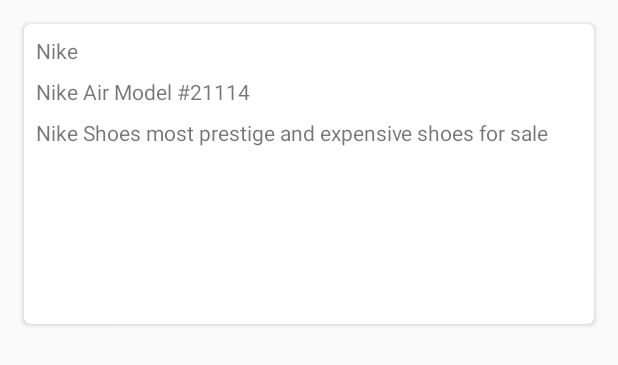
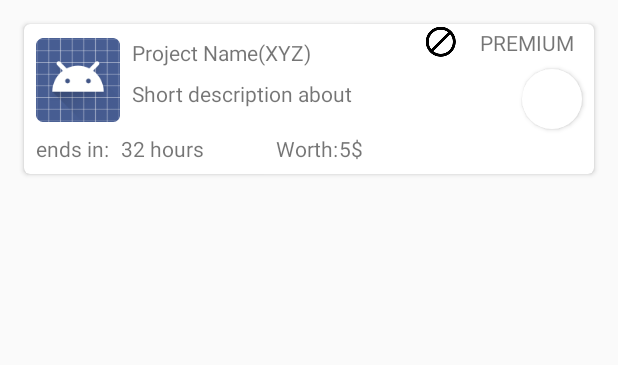
Before and after one commit to ofir-bar/wholecrypto_airdrops, an Android app: the layout airdrop_card.xml on its own in the app's theme, with its tools: preview values and no code run, on a phone screen of 412 x 824 dp. Shown: the top 365 px of the screen. Run offline under Robolectric (Android 15) with nearby library versions, the phone set to English and light mode, and no system bars.

Commit message:
edited airdrop card

```diff
--- a/app/src/main/res/drawable/airdrop_list_background.xml
+++ b/app/src/main/res/drawable/main_background.xml
@@ -3,8 +3,8 @@
     <item>
         <shape>
             <gradient android:angle="270"
-                android:endColor="@color/top_list_airdrop"
-                android:startColor="@color/bottom_list_airdrop"
+                android:startColor="@color/top_list_airdrop"
+                android:endColor="@color/bottom_list_airdrop"
                 android:type="linear" />
         </shape>
     </item>
--- a/app/src/main/res/drawable/main_toolbar_style.xml
+++ b/app/src/main/res/drawable/main_toolbar_style.xml
@@ -1,14 +1,16 @@
 <?xml version="1.0" encoding="utf-8"?>
 <shape xmlns:android="http://schemas.android.com/apk/res/android" android:shape="rectangle" >
+
     <corners
         android:bottomLeftRadius="14dp"
         android:bottomRightRadius="14dp"
         />
 
     <gradient
-        android:angle="45"
-        android:startColor="#1488CC"
-        android:endColor="#2B32B2"
+        android:angle="90"
+        android:startColor="#36D1DC"
+        android:endColor="#5B86E5"
         android:type="linear"
         />
+
 </shape>
--- /dev/null
+++ b/app/src/main/res/drawable/tab_layout_style.xml
@@ -0,0 +1,10 @@
+<?xml version="1.0" encoding="utf-8"?>
+<shape xmlns:android="http://schemas.android.com/apk/res/android" android:shape="rectangle" >
+
+    <gradient
+        android:angle="270"
+        android:startColor="@color/top_list_airdrop"
+        android:type="linear"
+        />
+
+</shape>
--- a/app/src/main/res/layout/activity_main.xml
+++ b/app/src/main/res/layout/activity_main.xml
@@ -9,7 +9,9 @@
 
     <android.support.design.widget.CoordinatorLayout
         android:layout_width="match_parent"
-        android:layout_height="match_parent">
+        android:layout_height="match_parent"
+        android:background="@drawable/main_background"
+        >
 
 
         <android.support.design.widget.AppBarLayout
@@ -30,11 +32,8 @@
                     app:layout_constraintBottom_toBottomOf="parent"
                     app:tabBackground="@drawable/tab_selector"
                     app:tabGravity="center"
-                    app:tabIndicatorHeight="0dp"/>
-
-
-
-
+                    app:tabIndicatorHeight="0dp"
+                    android:background="@color/top_list_airdrop"/>
 
         </android.support.design.widget.AppBarLayout>
 
--- a/app/src/main/res/layout/airdrop_card.xml
+++ b/app/src/main/res/layout/airdrop_card.xml
@@ -5,7 +5,7 @@
     xmlns:tools="http://schemas.android.com/tools"
     android:id="@+id/card_view"
     android:layout_width="match_parent"
-    android:layout_height="200dp"
+    android:layout_height="100dp"
     android:layout_marginTop="16dp"
     android:layout_marginStart="16dp"
     android:layout_marginEnd="16dp"
@@ -16,36 +16,118 @@
     android:layout_width="match_parent"
     android:layout_height="match_parent">
 
+
+    <ImageView
+        android:id="@+id/logo"
+        android:layout_width="56dp"
+        android:layout_height="56dp"
+        android:layout_marginStart="8dp"
+        card_view:layout_constraintBottom_toBottomOf="parent"
+        card_view:layout_constraintStart_toStartOf="parent"
+        card_view:layout_constraintTop_toTopOf="parent"
+        card_view:layout_constraintVertical_bias="0.20999998"
+        card_view:srcCompat="@android:drawable/sym_def_app_icon" />
+
     <TextView
-        android:id="@+id/shoes_name"
+        android:id="@+id/project_name"
         android:layout_width="wrap_content"
         android:layout_height="wrap_content"
         android:layout_marginStart="8dp"
+        android:text="Project Name"
+        card_view:layout_constraintStart_toEndOf="@+id/logo"
+        card_view:layout_constraintTop_toTopOf="@+id/logo" />
+
+    <TextView
+        android:id="@+id/symbol"
+        android:layout_width="wrap_content"
+        android:layout_height="wrap_content"
+        android:text="(XYZ)"
+        card_view:layout_constraintStart_toEndOf="@+id/project_name"
+        card_view:layout_constraintTop_toTopOf="@+id/project_name" />
+
+    <TextView
+        android:id="@+id/description"
+        android:layout_width="wrap_content"
+        android:layout_height="wrap_content"
         android:layout_marginTop="8dp"
-        android:text="Nike"
-        card_view:layout_constraintStart_toStartOf="parent"
+        android:text="Short description about "
+        card_view:layout_constraintStart_toStartOf="@+id/project_name"
+        card_view:layout_constraintTop_toBottomOf="@+id/project_name" />
+
+    <Button
+        android:src="@drawable/ic_add_circle_outline_black_24dp"
+        android:id="@+id/add_to_portfolio"
+        android:background="@drawable/button_circle"
+        android:layout_width="40dp"
+        android:layout_height="40dp"
+        android:layout_marginBottom="8dp"
+        android:layout_marginEnd="8dp"
+        android:layout_marginTop="8dp"
+        card_view:layout_constraintBottom_toBottomOf="parent"
+        card_view:layout_constraintEnd_toEndOf="parent"
         card_view:layout_constraintTop_toTopOf="parent" />
 
+    <ImageView
+        android:id="@+id/imageView4"
+        android:layout_width="wrap_content"
+        android:layout_height="wrap_content"
+        android:layout_marginStart="32dp"
+        card_view:layout_constraintEnd_toStartOf="@+id/add_to_portfolio"
+        card_view:layout_constraintStart_toEndOf="@+id/symbol"
+        card_view:layout_constraintTop_toTopOf="parent"
+        card_view:srcCompat="@drawable/ic_block_black_24dp" />
+
     <TextView
-        android:id="@+id/shoes_model"
+        android:id="@+id/premium"
+        android:layout_width="wrap_content"
+        android:layout_height="wrap_content"
+        android:layout_marginBottom="8dp"
+        android:layout_marginEnd="8dp"
+        android:layout_marginStart="8dp"
+        android:text="PREMIUM"
+        card_view:layout_constraintBottom_toTopOf="@+id/add_to_portfolio"
+        card_view:layout_constraintEnd_toEndOf="parent"
+        card_view:layout_constraintStart_toEndOf="@+id/imageView4"
+        card_view:layout_constraintTop_toTopOf="parent"
+        card_view:layout_constraintVertical_bias="1.0" />
+
+    <TextView
+        android:id="@+id/end_in_text"
+        android:layout_width="wrap_content"
+        android:layout_height="wrap_content"
+        android:layout_marginBottom="8dp"
+        android:layout_marginStart="8dp"
+        android:layout_marginTop="8dp"
+        android:text="ends in:"
+        card_view:layout_constraintBottom_toBottomOf="parent"
+        card_view:layout_constraintStart_toStartOf="parent"
+        card_view:layout_constraintTop_toBottomOf="@+id/logo" />
+
+    <TextView
+        android:id="@+id/time_end"
         android:layout_width="wrap_content"
         android:layout_height="wrap_content"
         android:layout_marginStart="8dp"
-        android:layout_marginTop="8dp"
-        android:text="Nike Air Model #21114"
-        card_view:layout_constraintStart_toStartOf="parent"
-        card_view:layout_constraintTop_toBottomOf="@+id/shoes_name" />
+        android:text="32 hours"
+        card_view:layout_constraintStart_toEndOf="@+id/end_in_text"
+        card_view:layout_constraintTop_toTopOf="@+id/end_in_text" />
 
     <TextView
-        android:id="@+id/shoes_description"
+        android:id="@+id/worth_text"
         android:layout_width="wrap_content"
         android:layout_height="wrap_content"
-        android:layout_marginStart="8dp"
-        android:layout_marginTop="8dp"
-        android:text="Nike Shoes most prestige and expensive shoes for sale"
-        card_view:layout_constraintStart_toStartOf="parent"
-        card_view:layout_constraintTop_toBottomOf="@+id/shoes_model" />
+        android:layout_marginStart="48dp"
+        android:text="Worth:"
+        card_view:layout_constraintStart_toEndOf="@+id/time_end"
+        card_view:layout_constraintTop_toTopOf="@+id/time_end" />
 
+    <TextView
+        android:id="@+id/worth"
+        android:layout_width="wrap_content"
+        android:layout_height="wrap_content"
+        android:text="5$"
+        card_view:layout_constraintStart_toEndOf="@+id/worth_text"
+        card_view:layout_constraintTop_toTopOf="@+id/worth_text" />
 
 
 </android.support.constraint.ConstraintLayout>
--- a/app/src/main/res/layout/toolbar_main.xml
+++ b/app/src/main/res/layout/toolbar_main.xml
@@ -5,7 +5,7 @@
     xmlns:tools="http://schemas.android.com/tools"
     android:layout_width="match_parent"
     android:layout_height="200dp"
-    android:background="?attr/colorPrimary"
+    android:background="@drawable/main_toolbar_style"
     android:theme="@style/Theme.AppCompat.Light.NoActionBar"
     app:layout_scrollFlags="scroll|enterAlways"
     app:contentInsetEnd="0dp"
--- a/app/src/main/res/values/colors.xml
+++ b/app/src/main/res/values/colors.xml
@@ -13,10 +13,10 @@
     <color name="fire_gradient_6">#2F4858</color>
 
 
-    <color name="top_list_airdrop">#3C4564</color>
-    <color name="bottom_list_airdrop">#8E96B5</color>
+    <color name="top_list_airdrop">#697597</color>
+    <color name="bottom_list_airdrop">#3C4564</color>
 
-    <color name="airdrop_card_background">#697597</color>
+    <color name="airdrop_card_background">#8E96B5</color>
 
 
 </resources>
```
